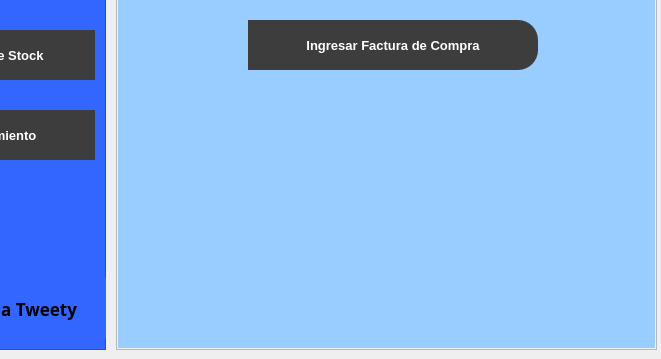
Before: the Qt Designer form Views/menuprincipal.ui in Miguel8819/Sistema_TweetyTesis, drawn with Qt 5; both pictures show x 134 to 795 and y 241 to 600 of the 795 by 600 pixel window.
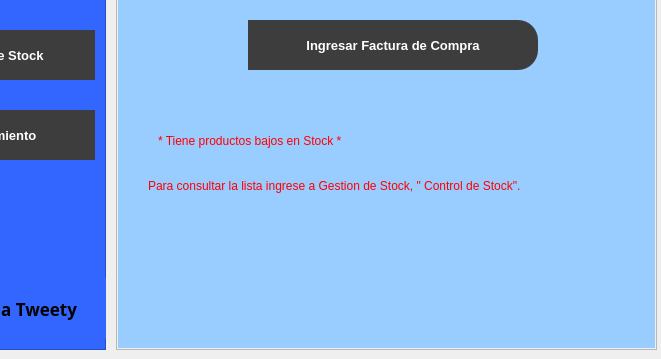
After: the same form once the commit is applied. Icons and pictures are not drawn.

Commit message: Cambios en productos

The edit to the form file:
```diff
--- a/Views/menuprincipal.ui
+++ b/Views/menuprincipal.ui
@@ -438,6 +438,42 @@
          <string>Lista de Proveedores</string>
         </property>
        </widget>
+       <widget class="QLabel" name="alarma1">
+        <property name="geometry">
+         <rect>
+          <x>40</x>
+          <y>350</y>
+          <width>461</width>
+          <height>41</height>
+         </rect>
+        </property>
+        <property name="styleSheet">
+         <string notr="true">font: 87 18pt &quot;Arial Black&quot;;
+color: rgb(255, 0, 0);</string>
+        </property>
+        <property name="text">
+         <string>* Tiene productos bajos en Stock *</string>
+        </property>
+       </widget>
+       <widget class="QLabel" name="alarma2">
+        <property name="geometry">
+         <rect>
+          <x>30</x>
+          <y>400</y>
+          <width>501</width>
+          <height>31</height>
+         </rect>
+        </property>
+        <property name="styleSheet">
+         <string notr="true">font: 75 12pt &quot;MS Shell Dlg 2&quot;;
+
+color: rgb(255, 0, 0);
+</string>
+        </property>
+        <property name="text">
+         <string>Para consultar la lista ingrese a Gestion de Stock, &quot; Control de Stock&quot;.</string>
+        </property>
+       </widget>
       </widget>
       <widget class="QWidget" name="page_gestionVenta">
        <property name="styleSheet">
```
The commit also changes 10 other files.
